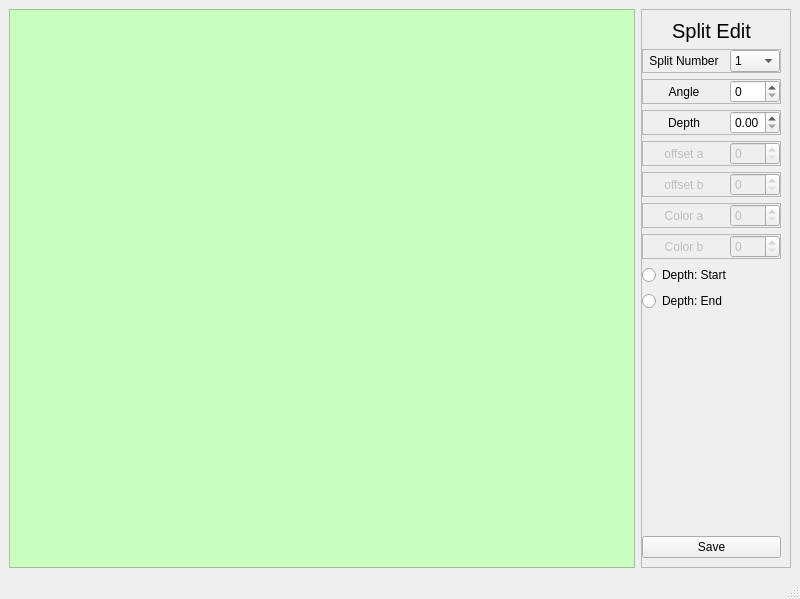
The window that ui/split_edit.ui (CheckListHW/InputData) describes before a commit, drawn with Qt 5.
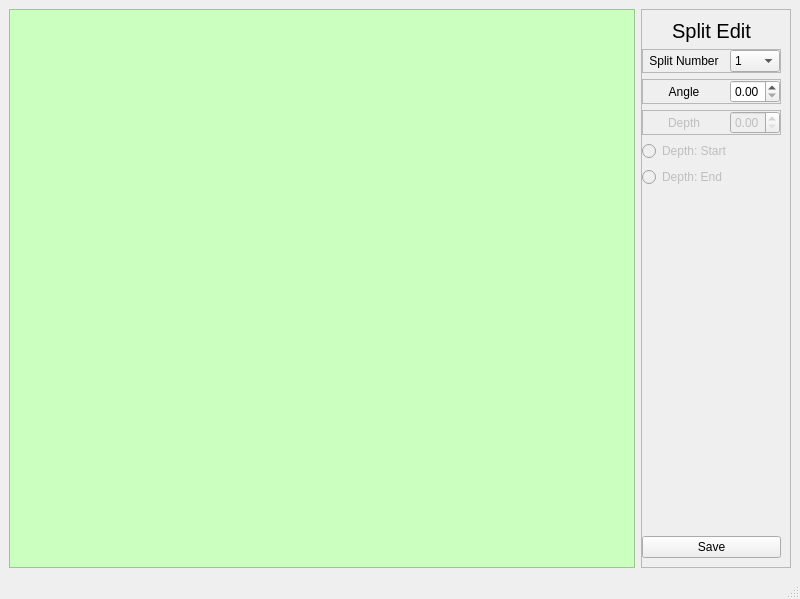
The same window after the commit.

Patch:
```diff
--- a/ui/split_edit.ui
+++ b/ui/split_edit.ui
@@ -190,7 +190,7 @@
            </widget>
           </item>
           <item>
-           <widget class="QSpinBox" name="angleSpinBox">
+           <widget class="QDoubleSpinBox" name="angleSpinBox">
             <property name="maximumSize">
              <size>
               <width>50</width>
@@ -198,7 +198,10 @@
              </size>
             </property>
             <property name="maximum">
-             <number>180</number>
+             <double>180.000000000000000</double>
+            </property>
+            <property name="singleStep">
+             <double>0.050000000000000</double>
             </property>
            </widget>
           </item>
@@ -208,7 +211,7 @@
        <item>
         <widget class="QFrame" name="frame_3">
          <property name="enabled">
-          <bool>true</bool>
+          <bool>false</bool>
          </property>
          <property name="maximumSize">
           <size>
@@ -267,244 +270,11 @@
          </layout>
         </widget>
        </item>
-       <item>
-        <widget class="QFrame" name="frame_6">
-         <property name="enabled">
-          <bool>false</bool>
-         </property>
-         <property name="maximumSize">
-          <size>
-           <width>16777215</width>
-           <height>30</height>
-          </size>
-         </property>
-         <property name="frameShape">
-          <enum>QFrame::StyledPanel</enum>
-         </property>
-         <property name="frameShadow">
-          <enum>QFrame::Raised</enum>
-         </property>
-         <layout class="QHBoxLayout" name="horizontalLayout_7">
-          <property name="spacing">
-           <number>5</number>
-          </property>
-          <property name="leftMargin">
-           <number>0</number>
-          </property>
-          <property name="topMargin">
-           <number>0</number>
-          </property>
-          <property name="rightMargin">
-           <number>0</number>
-          </property>
-          <property name="bottomMargin">
-           <number>0</number>
-          </property>
-          <item>
-           <widget class="QLabel" name="label_7">
-            <property name="enabled">
-             <bool>false</bool>
-            </property>
-            <property name="text">
-             <string>offset a</string>
-            </property>
-            <property name="alignment">
-             <set>Qt::AlignCenter</set>
-            </property>
-           </widget>
-          </item>
-          <item>
-           <widget class="QSpinBox" name="offsetASpinBox">
-            <property name="maximumSize">
-             <size>
-              <width>50</width>
-              <height>16777215</height>
-             </size>
-            </property>
-           </widget>
-          </item>
-         </layout>
-        </widget>
-       </item>
-       <item>
-        <widget class="QFrame" name="frame_4">
-         <property name="enabled">
-          <bool>false</bool>
-         </property>
-         <property name="maximumSize">
-          <size>
-           <width>16777215</width>
-           <height>30</height>
-          </size>
-         </property>
-         <property name="frameShape">
-          <enum>QFrame::StyledPanel</enum>
-         </property>
-         <property name="frameShadow">
-          <enum>QFrame::Raised</enum>
-         </property>
-         <layout class="QHBoxLayout" name="horizontalLayout_5">
-          <property name="spacing">
-           <number>5</number>
-          </property>
-          <property name="leftMargin">
-           <number>0</number>
-          </property>
-          <property name="topMargin">
-           <number>0</number>
-          </property>
-          <property name="rightMargin">
-           <number>0</number>
-          </property>
-          <property name="bottomMargin">
-           <number>0</number>
-          </property>
-          <item>
-           <widget class="QLabel" name="label_5">
-            <property name="enabled">
-             <bool>false</bool>
-            </property>
-            <property name="text">
-             <string>offset b</string>
-            </property>
-            <property name="alignment">
-             <set>Qt::AlignCenter</set>
-            </property>
-           </widget>
-          </item>
-          <item>
-           <widget class="QSpinBox" name="offsetBSpinBox">
-            <property name="maximumSize">
-             <size>
-              <width>50</width>
-              <height>16777215</height>
-             </size>
-            </property>
-           </widget>
-          </item>
-         </layout>
-        </widget>
-       </item>
-       <item>
-        <widget class="QFrame" name="frame_5">
-         <property name="enabled">
-          <bool>false</bool>
-         </property>
-         <property name="maximumSize">
-          <size>
-           <width>16777215</width>
-           <height>30</height>
-          </size>
-         </property>
-         <property name="frameShape">
-          <enum>QFrame::StyledPanel</enum>
-         </property>
-         <property name="frameShadow">
-          <enum>QFrame::Raised</enum>
-         </property>
-         <layout class="QHBoxLayout" name="horizontalLayout_6">
-          <property name="spacing">
-           <number>5</number>
-          </property>
-          <property name="leftMargin">
-           <number>0</number>
-          </property>
-          <property name="topMargin">
-           <number>0</number>
-          </property>
-          <property name="rightMargin">
-           <number>0</number>
-          </property>
-          <property name="bottomMargin">
-           <number>0</number>
-          </property>
-          <item>
-           <widget class="QLabel" name="label_6">
-            <property name="enabled">
-             <bool>false</bool>
-            </property>
-            <property name="text">
-             <string>Color a</string>
-            </property>
-            <property name="alignment">
-             <set>Qt::AlignCenter</set>
-            </property>
-           </widget>
-          </item>
-          <item>
-           <widget class="QSpinBox" name="offsetBSpinBox_2">
-            <property name="maximumSize">
-             <size>
-              <width>50</width>
-              <height>16777215</height>
-             </size>
-            </property>
-           </widget>
-          </item>
-         </layout>
-        </widget>
-       </item>
-       <item>
-        <widget class="QFrame" name="frame_7">
-         <property name="enabled">
-          <bool>false</bool>
-         </property>
-         <property name="maximumSize">
-          <size>
-           <width>16777215</width>
-           <height>30</height>
-          </size>
-         </property>
-         <property name="frameShape">
-          <enum>QFrame::StyledPanel</enum>
-         </property>
-         <property name="frameShadow">
-          <enum>QFrame::Raised</enum>
-         </property>
-         <layout class="QHBoxLayout" name="horizontalLayout_8">
-          <property name="spacing">
-           <number>5</number>
-          </property>
-          <property name="leftMargin">
-           <number>0</number>
-          </property>
-          <property name="topMargin">
-           <number>0</number>
-          </property>
-          <property name="rightMargin">
-           <number>0</number>
-          </property>
-          <property name="bottomMargin">
-           <number>0</number>
-          </property>
-          <item>
-           <widget class="QLabel" name="label_8">
-            <property name="enabled">
-             <bool>false</bool>
-            </property>
-            <property name="text">
-             <string>Color b</string>
-            </property>
-            <property name="alignment">
-             <set>Qt::AlignCenter</set>
-            </property>
-           </widget>
-          </item>
-          <item>
-           <widget class="QSpinBox" name="angleSpinBox_5">
-            <property name="maximumSize">
-             <size>
-              <width>50</width>
-              <height>16777215</height>
-             </size>
-            </property>
-           </widget>
-          </item>
-         </layout>
-        </widget>
-       </item>
        <item>
         <widget class="QRadioButton" name="depthStartRadioButton">
+         <property name="enabled">
+          <bool>false</bool>
+         </property>
          <property name="text">
           <string>Depth: Start</string>
          </property>
@@ -512,6 +282,9 @@
        </item>
        <item>
         <widget class="QRadioButton" name="depthEndRadioButton">
+         <property name="enabled">
+          <bool>false</bool>
+         </property>
          <property name="text">
           <string>Depth: End</string>
          </property>
```
